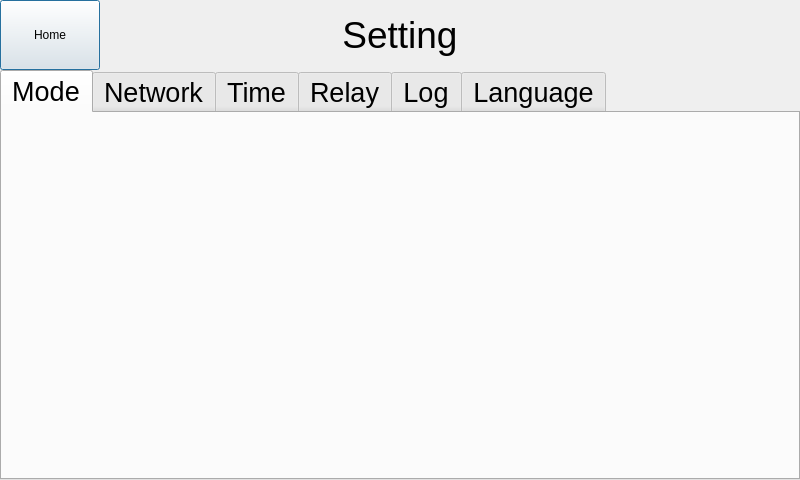
Before: the Qt Designer form settingdialog.ui in Keithsys730/ERC_UI_DEMO, drawn with Qt 5.
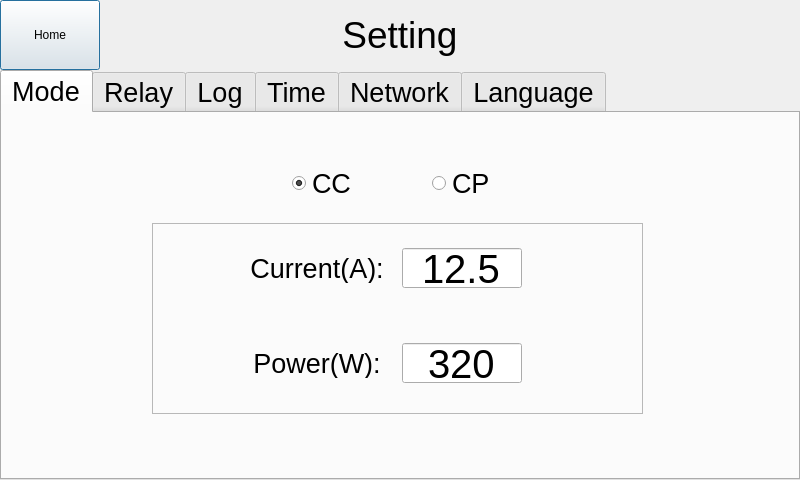
After: the same form once the commit is applied.

Commit message: Add the objects in the mode tab of the setting.

```diff
--- a/settingdialog.ui
+++ b/settingdialog.ui
@@ -77,16 +77,164 @@
     <attribute name="title">
      <string>Mode</string>
     </attribute>
-   </widget>
-   <widget class="QWidget" name="networkTab">
-    <attribute name="title">
-     <string>Network</string>
-    </attribute>
-   </widget>
-   <widget class="QWidget" name="timeTab">
-    <attribute name="title">
-     <string>Time</string>
-    </attribute>
+    <widget class="QRadioButton" name="ccRadioButton">
+     <property name="geometry">
+      <rect>
+       <x>290</x>
+       <y>50</y>
+       <width>80</width>
+       <height>40</height>
+      </rect>
+     </property>
+     <property name="font">
+      <font>
+       <pointsize>20</pointsize>
+      </font>
+     </property>
+     <property name="text">
+      <string>CC</string>
+     </property>
+     <property name="checked">
+      <bool>true</bool>
+     </property>
+    </widget>
+    <widget class="QRadioButton" name="cpRadioButton">
+     <property name="geometry">
+      <rect>
+       <x>430</x>
+       <y>50</y>
+       <width>80</width>
+       <height>40</height>
+      </rect>
+     </property>
+     <property name="font">
+      <font>
+       <pointsize>20</pointsize>
+      </font>
+     </property>
+     <property name="text">
+      <string>CP</string>
+     </property>
+     <property name="checked">
+      <bool>false</bool>
+     </property>
+    </widget>
+    <widget class="QLabel" name="setCurrentLabel">
+     <property name="geometry">
+      <rect>
+       <x>240</x>
+       <y>140</y>
+       <width>150</width>
+       <height>30</height>
+      </rect>
+     </property>
+     <property name="font">
+      <font>
+       <pointsize>20</pointsize>
+      </font>
+     </property>
+     <property name="text">
+      <string>Current(A):</string>
+     </property>
+     <property name="alignment">
+      <set>Qt::AlignCenter</set>
+     </property>
+    </widget>
+    <widget class="QLineEdit" name="setCurrentLineEdit">
+     <property name="geometry">
+      <rect>
+       <x>400</x>
+       <y>135</y>
+       <width>120</width>
+       <height>40</height>
+      </rect>
+     </property>
+     <property name="font">
+      <font>
+       <pointsize>30</pointsize>
+      </font>
+     </property>
+     <property name="styleSheet">
+      <string notr="true"/>
+     </property>
+     <property name="inputMask">
+      <string>00.0</string>
+     </property>
+     <property name="text">
+      <string>12.5</string>
+     </property>
+     <property name="alignment">
+      <set>Qt::AlignCenter</set>
+     </property>
+    </widget>
+    <widget class="QLineEdit" name="setCurrentLineEdit_2">
+     <property name="geometry">
+      <rect>
+       <x>400</x>
+       <y>230</y>
+       <width>120</width>
+       <height>40</height>
+      </rect>
+     </property>
+     <property name="font">
+      <font>
+       <pointsize>30</pointsize>
+      </font>
+     </property>
+     <property name="inputMask">
+      <string>000</string>
+     </property>
+     <property name="text">
+      <string>320</string>
+     </property>
+     <property name="alignment">
+      <set>Qt::AlignCenter</set>
+     </property>
+    </widget>
+    <widget class="QLabel" name="setPowerLabel">
+     <property name="geometry">
+      <rect>
+       <x>240</x>
+       <y>235</y>
+       <width>150</width>
+       <height>30</height>
+      </rect>
+     </property>
+     <property name="font">
+      <font>
+       <pointsize>20</pointsize>
+      </font>
+     </property>
+     <property name="text">
+      <string>Power(W):</string>
+     </property>
+     <property name="alignment">
+      <set>Qt::AlignCenter</set>
+     </property>
+    </widget>
+    <widget class="QFrame" name="frame">
+     <property name="geometry">
+      <rect>
+       <x>150</x>
+       <y>110</y>
+       <width>491</width>
+       <height>191</height>
+      </rect>
+     </property>
+     <property name="frameShape">
+      <enum>QFrame::StyledPanel</enum>
+     </property>
+     <property name="frameShadow">
+      <enum>QFrame::Raised</enum>
+     </property>
+    </widget>
+    <zorder>frame</zorder>
+    <zorder>ccRadioButton</zorder>
+    <zorder>cpRadioButton</zorder>
+    <zorder>setCurrentLabel</zorder>
+    <zorder>setCurrentLineEdit</zorder>
+    <zorder>setCurrentLineEdit_2</zorder>
+    <zorder>setPowerLabel</zorder>
    </widget>
    <widget class="QWidget" name="relayTab">
     <attribute name="title">
@@ -98,6 +246,16 @@
      <string>Log</string>
     </attribute>
    </widget>
+   <widget class="QWidget" name="timeTab">
+    <attribute name="title">
+     <string>Time</string>
+    </attribute>
+   </widget>
+   <widget class="QWidget" name="networkTab">
+    <attribute name="title">
+     <string>Network</string>
+    </attribute>
+   </widget>
    <widget class="QWidget" name="languageTab">
     <attribute name="title">
      <string>Language</string>
```
